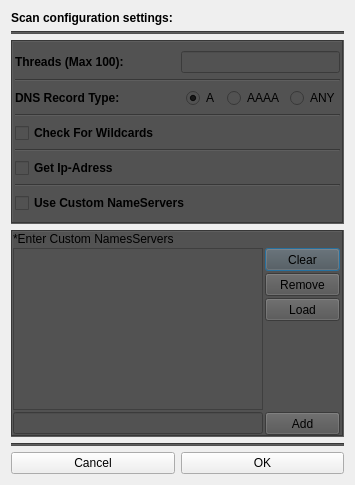
Before: the Qt Designer form Gui/src/BruteTab/BruteConfigDialog.ui in 3nock/OTE, drawn with Qt 5.
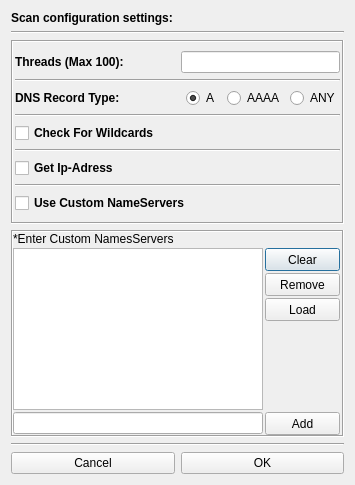
After: the same form once the commit is applied.

```diff
--- a/Gui/src/BruteTab/BruteConfigDialog.ui
+++ b/Gui/src/BruteTab/BruteConfigDialog.ui
@@ -53,7 +53,7 @@
      <item>
       <widget class="Line" name="line">
        <property name="styleSheet">
-        <string notr="true">background-color:rgb(82, 82, 82);</string>
+        <string notr="true"/>
        </property>
        <property name="orientation">
         <enum>Qt::Horizontal</enum>
@@ -65,7 +65,7 @@
    <item>
     <widget class="QFrame" name="frame">
      <property name="styleSheet">
-      <string notr="true">background-color:rgb(82, 82, 82);</string>
+      <string notr="true"/>
      </property>
      <property name="frameShape">
       <enum>QFrame::Box</enum>
@@ -322,7 +322,7 @@
    <item>
     <widget class="QFrame" name="frame_nameservers">
      <property name="styleSheet">
-      <string notr="true">background-color:rgb(82, 82, 82);</string>
+      <string notr="true"/>
      </property>
      <property name="frameShape">
       <enum>QFrame::Box</enum>
@@ -543,7 +543,7 @@
      <item>
       <widget class="Line" name="line_9">
        <property name="styleSheet">
-        <string notr="true">background-color:rgb(82, 82, 82);</string>
+        <string notr="true"/>
        </property>
        <property name="orientation">
         <enum>Qt::Horizontal</enum>
```
Left out of the diff: 12 changed lines with no effect on the pictures.
